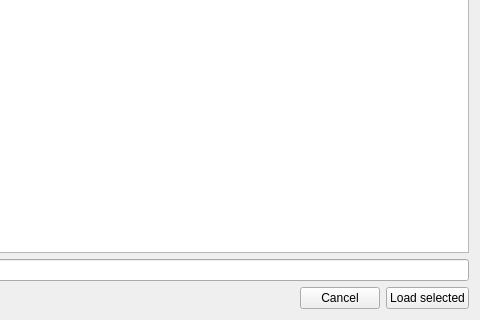
Qt form glue_solar/sources/loaders/iris_loader.ui (glue-viz/glue-solar) before a commit; both pictures show x 520 to 1000 and y 330 to 650 of the 1000 by 650 pixel window.
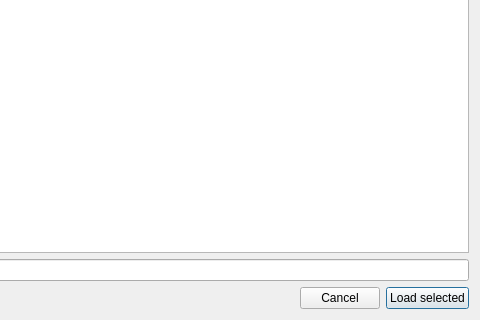
The same form after that commit.

Commit message: Fix the docs and small faults the tools review found: quicklooks of SOT alone, the browser's default button and the fitter's few-sample error

The edit to the form file:
```diff
--- a/glue_solar/sources/loaders/iris_loader.ui
+++ b/glue_solar/sources/loaders/iris_loader.ui
@@ -286,6 +286,9 @@
        <property name="autoDefault">
         <bool>false</bool>
        </property>
+       <property name="default">
+        <bool>true</bool>
+       </property>
       </widget>
      </item>
     </layout>
```
Left out of the diff: 20 changed lines with no effect on the pictures. The commit also changes 14 other files.
